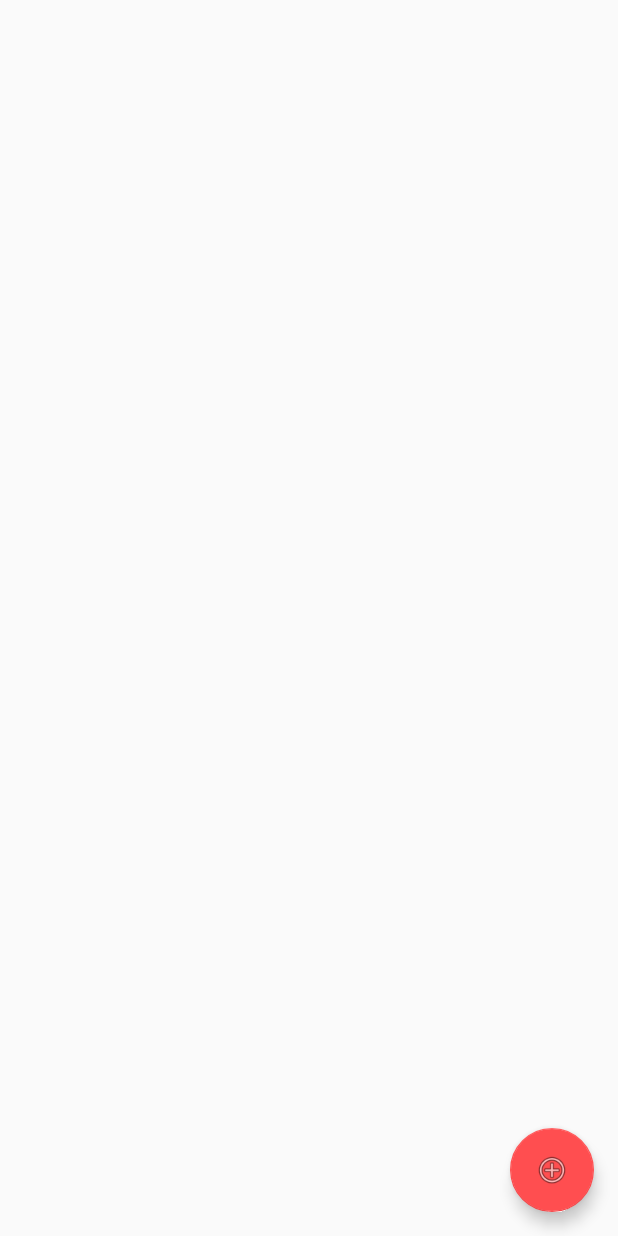
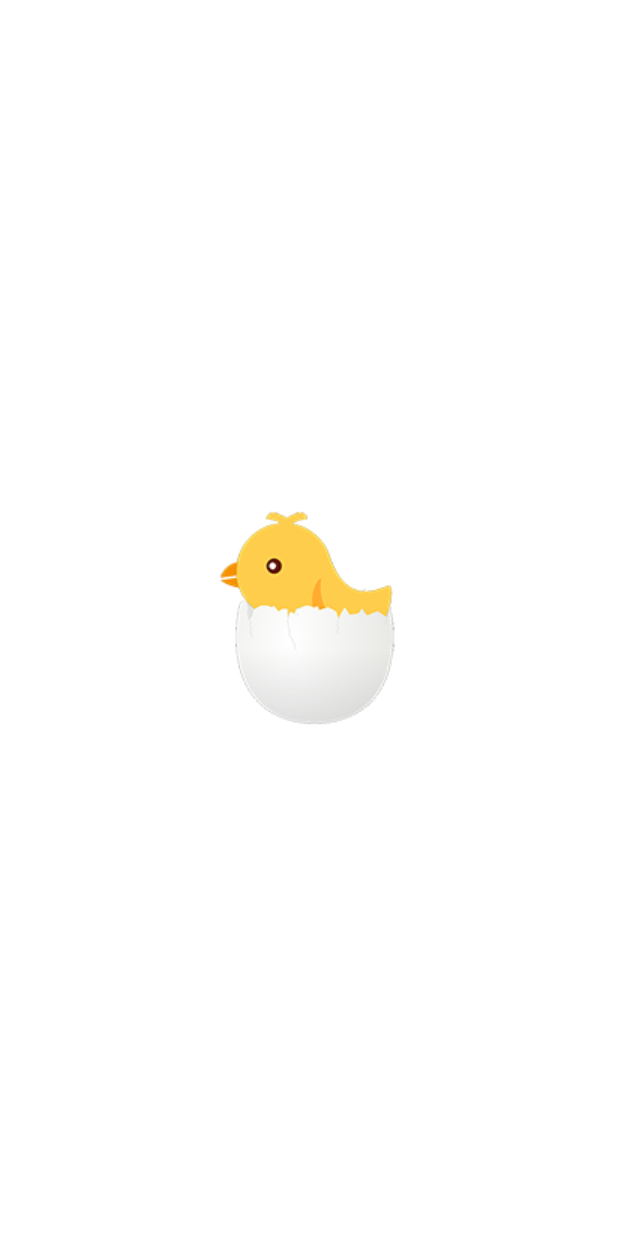
Before and after one commit to mikeserato/AlarmCock, an Android app: the first screen one second after launch (MainActivity before the commit, SplashActivity after it), on a phone screen of 412 x 824 dp. Run offline under Robolectric (Android 15) with nearby library versions, the phone set to English and light mode, and no system bars.

Commit message:
added splash screen

```diff
--- /dev/null
+++ b/AlarmCock/app/src/main/java/com/app/alarmcock/SplashActivity.java
@@ -0,0 +1,23 @@
+package com.app.alarmcock;
+
+import android.content.Intent;
+import android.os.Handler;
+import android.support.v7.app.AppCompatActivity;
+import android.os.Bundle;
+
+public class SplashActivity extends AppCompatActivity {
+
+    @Override
+    protected void onCreate(Bundle savedInstanceState) {
+        super.onCreate(savedInstanceState);
+
+        new Handler().postDelayed(new Runnable(){
+            @Override
+            public void run() {
+                Intent mainIntent = new Intent(SplashActivity.this,MainActivity.class);
+                SplashActivity.this.startActivity(mainIntent);
+                SplashActivity.this.finish();
+            }
+        }, 2000);
+    }
+}
--- /dev/null
+++ b/AlarmCock/app/src/main/res/drawable/splash.xml
@@ -0,0 +1,13 @@
+<?xml version="1.0" encoding="utf-8"?>
+<layer-list xmlns:android="http://schemas.android.com/apk/res/android">
+
+    <item
+        android:drawable="@color/blue_grey_800_50p"/>
+
+    <item>
+        <bitmap
+            android:gravity="center"
+            android:src="@drawable/chicken_alarm"/>
+    </item>
+
+</layer-list>
--- a/AlarmCock/app/src/main/res/values/styles.xml
+++ b/AlarmCock/app/src/main/res/values/styles.xml
@@ -15,4 +15,8 @@
     <style name="AppTheme.AppBarOverlay" parent="ThemeOverlay.AppCompat.Dark.ActionBar" />
 
     <style name="AppTheme.PopupOverlay" parent="ThemeOverlay.AppCompat.Light" />
+
+    <style name="SplashTheme" parent="Theme.AppCompat.NoActionBar">
+        <item name="android:windowBackground">@drawable/splash</item>
+    </style>
 </resources>
```
Also changed, not shown: AlarmCock/app/src/main/AndroidManifest.xml (+9 -7 lines), AlarmCock/app/src/main/res/drawable/chicken_alarm.png.
